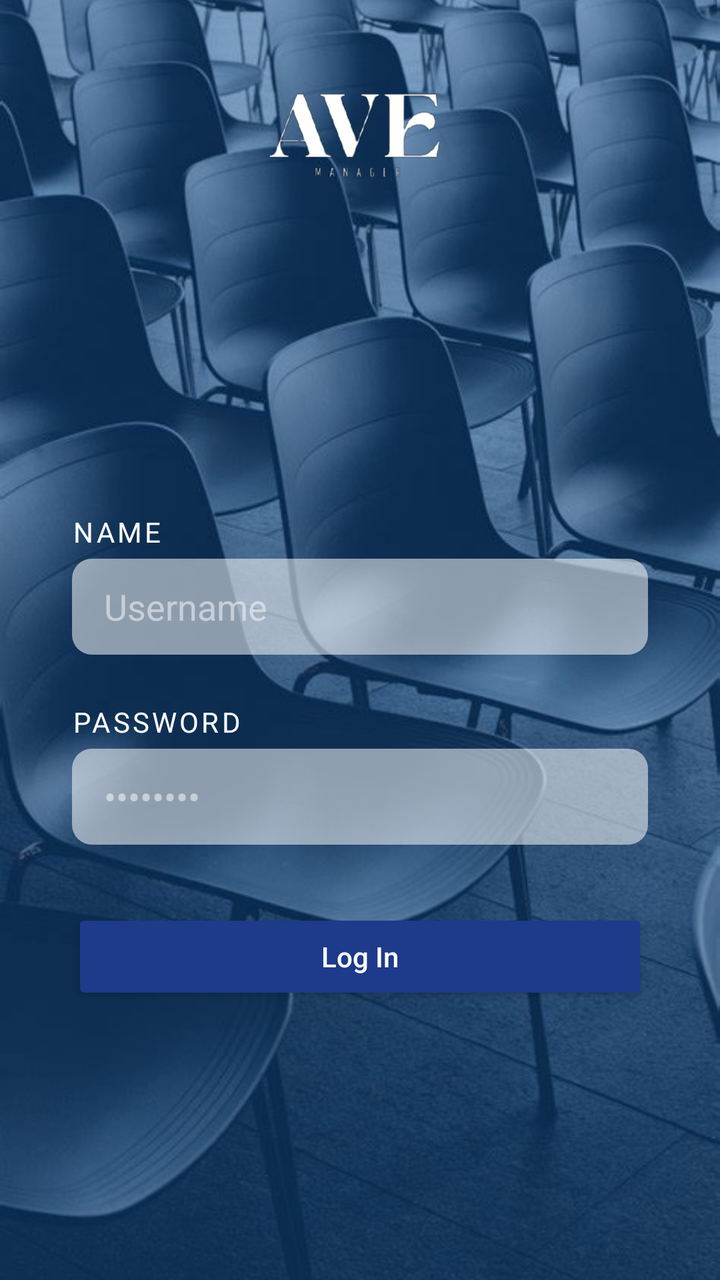
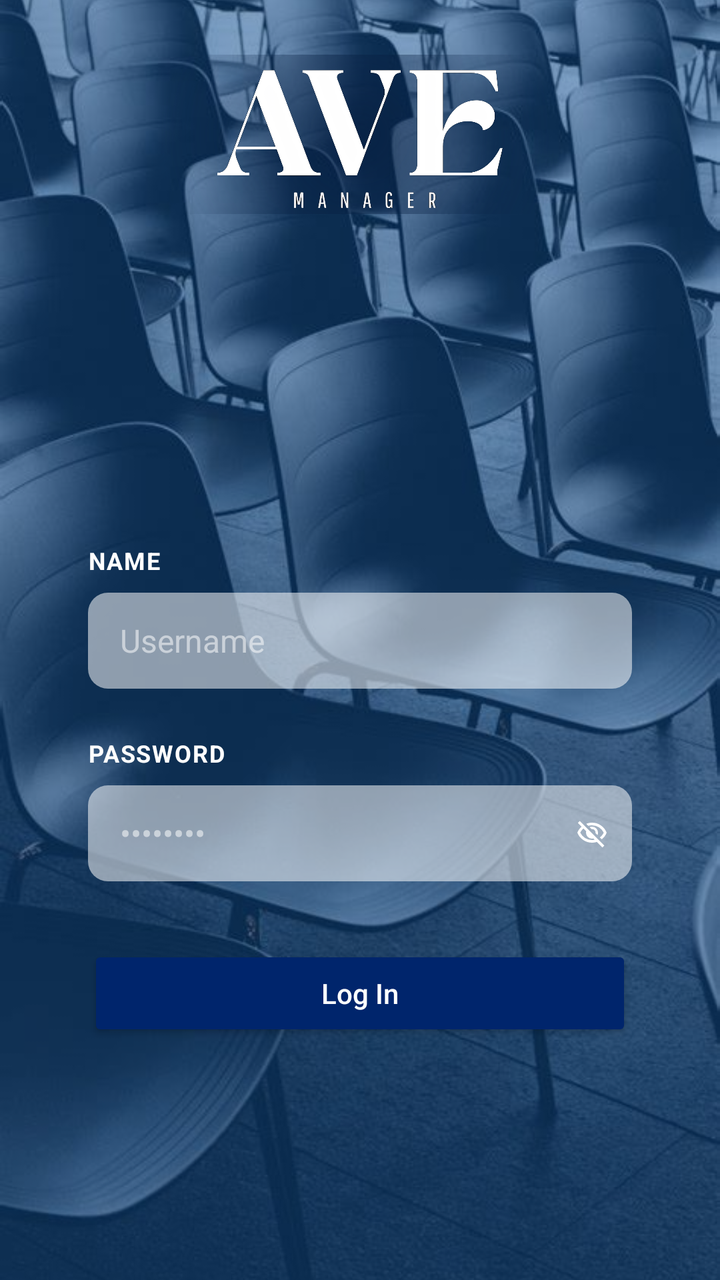

Two renders of the same Android screen: before a commit and after it. Below are the layout's source before the change and the commit's diff.
<!-- AndroidManifest.xml: application theme Theme.AVEManagerMobile -->
<!-- res/layout/fragment_sign_in.xml -->
<?xml version="1.0" encoding="utf-8"?>
<androidx.constraintlayout.widget.ConstraintLayout
    xmlns:android="http://schemas.android.com/apk/res/android"
    xmlns:app="http://schemas.android.com/apk/res-auto"
    xmlns:tools="http://schemas.android.com/tools"
    android:id="@+id/sign_in_fragment"
    android:layout_width="match_parent"
    android:layout_height="match_parent"
    tools:context=".ui.activity.LoginPageActivity">

    
    <androidx.constraintlayout.widget.Guideline
        android:id="@+id/guideline_start"
        android:layout_width="wrap_content"
        android:layout_height="wrap_content"
        android:orientation="vertical"
        app:layout_constraintGuide_percent="0.1" />

    
    <androidx.constraintlayout.widget.Guideline
        android:id="@+id/guideline_end"
        android:layout_width="wrap_content"
        android:layout_height="wrap_content"
        android:orientation="vertical"
        app:layout_constraintGuide_percent="0.9" />

    
    <androidx.constraintlayout.widget.Guideline
        android:id="@+id/guideline_top_logo"
        android:layout_width="wrap_content"
        android:layout_height="wrap_content"
        android:orientation="horizontal"
        app:layout_constraintGuide_percent="0.01" />

    
    <androidx.constraintlayout.widget.Guideline
        android:id="@+id/guideline_bottom_logo"
        android:layout_width="wrap_content"
        android:layout_height="wrap_content"
        android:orientation="horizontal"
        app:layout_constraintGuide_percent="0.2" />

    
    <androidx.constraintlayout.widget.Guideline
        android:id="@+id/guideline_top_box"
        android:layout_width="wrap_content"
        android:layout_height="wrap_content"
        android:orientation="horizontal"
        app:layout_constraintGuide_percent="0.4" />

    
    <ImageView
        android:id="@+id/image_background"
        android:layout_width="0dp"
        android:layout_height="0dp"
        android:scaleType="centerCrop"
        android:src="@drawable/sign_in_bg"
        app:layout_constraintTop_toTopOf="parent"
        app:layout_constraintBottom_toBottomOf="parent"
        app:layout_constraintStart_toStartOf="parent"
        app:layout_constraintEnd_toEndOf="parent" />

    
    <View
        android:id="@+id/blue_overlay"
        android:layout_width="0dp"
        android:layout_height="0dp"
        android:background="#80004388"
        app:layout_constraintTop_toTopOf="parent"
        app:layout_constraintBottom_toBottomOf="parent"
        app:layout_constraintStart_toStartOf="parent"
        app:layout_constraintEnd_toEndOf="parent" />

    
    <FrameLayout
        android:id="@+id/logo_container"
        android:layout_width="0dp"
        android:layout_height="0dp"
        app:layout_constraintTop_toTopOf="@id/guideline_top_logo"
        app:layout_constraintBottom_toBottomOf="@id/guideline_bottom_logo"
        app:layout_constraintStart_toStartOf="@id/guideline_start"
        app:layout_constraintEnd_toEndOf="@id/guideline_end">

        
        <ImageView
            android:id="@+id/text_logo"
            android:layout_width="match_parent"
            android:layout_height="wrap_content"
            android:adjustViewBounds="true"
            android:scaleType="fitCenter"
            android:src="@drawable/logo_welcome" />
    </FrameLayout>

    
    <LinearLayout
        android:id="@+id/input_container"
        android:layout_width="0dp"
        android:layout_height="wrap_content"
        android:orientation="vertical"
        app:layout_constraintTop_toBottomOf="@id/guideline_top_box"
        app:layout_constraintStart_toStartOf="@id/guideline_start"
        app:layout_constraintEnd_toEndOf="@id/guideline_end"
        android:layout_marginTop="0.05dp">

        
        <TextView
            android:id="@+id/labelName"
            android:layout_width="match_parent"
            android:layout_height="wrap_content"
            android:text="NAME"
            android:textColor="@android:color/white"
            android:textSize="14sp"
            android:letterSpacing="0.1"
            android:layout_marginBottom="4dp" />

        
        <EditText
            android:id="@+id/editTextName"
            android:layout_width="match_parent"
            android:layout_height="48dp"
            android:hint="Username"
            android:textColor="@android:color/white"
            android:textColorHint="#80FFFFFF"
            android:background="@drawable/bg_input_transparent"
            android:paddingHorizontal="16dp"
            android:inputType="textPersonName" />

        
        <TextView
            android:id="@+id/labelPassword"
            android:layout_width="match_parent"
            android:layout_height="wrap_content"
            android:text="PASSWORD"
            android:textColor="@android:color/white"
            android:textSize="14sp"
            android:letterSpacing="0.1"
            android:layout_marginTop="24dp"
            android:layout_marginBottom="4dp" />

        
        <EditText
            android:id="@+id/editTextPassword"
            android:layout_width="match_parent"
            android:layout_height="48dp"
            android:hint="••••••••"
            android:textColor="@android:color/white"
            android:textColorHint="#80FFFFFF"
            android:background="@drawable/bg_input_transparent"
            android:paddingHorizontal="16dp"
            android:inputType="textPassword" />

        
        <Button
            android:id="@+id/buttonLogin"
            android:layout_width="match_parent"
            android:layout_height="48dp"
            android:text="Log In"
            android:textAllCaps="false"
            android:backgroundTint="#1E3A8A"
            android:textColor="@android:color/white"
            android:layout_marginTop="32dp" />
    </LinearLayout>

</androidx.constraintlayout.widget.ConstraintLayout>
<!-- resources referenced by this layout -->
<resources>
  <!-- drawable logo_welcome: png bitmap (drawable, 83883 bytes) -->
  <color name="md_theme_primary">#00256C</color>
  <color name="md_theme_onPrimary">#FFFFFF</color>
  <color name="md_theme_primaryContainer">#0B3A96</color>
  <color name="md_theme_onPrimaryContainer">#8FAAFF</color>
  <color name="md_theme_secondary">#525D82</color>
  <color name="md_theme_onSecondary">#FFFFFF</color>
  <color name="md_theme_secondaryContainer">#C8D3FE</color>
  <color name="md_theme_onSecondaryContainer">#4F5A7F</color>
  <color name="md_theme_tertiary">#00091E</color>
  <color name="md_theme_onTertiary">#FFFFFF</color>
  <color name="md_theme_tertiaryContainer">#001F4B</color>
  <color name="md_theme_onTertiaryContainer">#7188BA</color>
  <color name="md_theme_error">#BA1A1A</color>
  <color name="md_theme_onError">#FFFFFF</color>
  <color name="md_theme_errorContainer">#FFDAD6</color>
  <color name="md_theme_onErrorContainer">#93000A</color>
  <color name="md_theme_background">#FAF8FF</color>
  <color name="md_theme_onBackground">#1A1B21</color>
  <color name="md_theme_surface">#FAF8FF</color>
  <color name="md_theme_onSurface">#1A1B21</color>
  <color name="md_theme_surfaceVariant">#E0E2F0</color>
  <color name="md_theme_onSurfaceVariant">#444652</color>
  <color name="md_theme_outline">#747683</color>
  <color name="md_theme_outlineVariant">#C4C6D4</color>
  <color name="md_theme_inverseSurface">#2F3036</color>
  <color name="md_theme_inverseOnSurface">#F1F0F8</color>
  <color name="md_theme_inversePrimary">#B4C5FF</color>
  <color name="md_theme_primaryFixed">#DBE1FF</color>
  <color name="md_theme_onPrimaryFixed">#00174B</color>
  <color name="md_theme_primaryFixedDim">#B4C5FF</color>
  <color name="md_theme_secondaryFixed">#DBE1FF</color>
  <color name="md_theme_onSecondaryFixed">#0D1A3B</color>
  <color name="md_theme_secondaryFixedDim">#BAC5F0</color>
  <color name="md_theme_tertiaryFixed">#D8E2FF</color>
  <color name="md_theme_onTertiaryFixed">#001A41</color>
  <color name="md_theme_tertiaryFixedDim">#AFC6FC</color>
  <color name="md_theme_surfaceDim">#DAD9E1</color>
  <color name="md_theme_surfaceBright">#FAF8FF</color>
  <color name="md_theme_surfaceContainerLow">#F4F3FB</color>
  <color name="md_theme_surfaceContainer">#EEEDF5</color>
  <color name="md_theme_surfaceContainerHigh">#E8E7F0</color>
  <color name="colorCustomColor1">#002D5F</color>
  <color name="colorOnCustomColor1">#FFFFFF</color>
  <color name="colorCustomColor1Container">#004388</color>
  <color name="colorOnCustomColor1Container">#86B2FE</color>
  <!-- unchanged entries left out for length: 8 -->
</resources>

<!-- the commit's change to res/layout/fragment_sign_in.xml (unified diff, before → after) -->
@@ -71,26 +71,40 @@
         app:layout_constraintStart_toStartOf="parent"
         app:layout_constraintEnd_toEndOf="parent" />
 
+
     
     <FrameLayout
         android:id="@+id/logo_container"
         android:layout_width="0dp"
         android:layout_height="0dp"
+        app:layout_constraintVertical_bias="0.5"
         app:layout_constraintTop_toTopOf="@id/guideline_top_logo"
         app:layout_constraintBottom_toBottomOf="@id/guideline_bottom_logo"
         app:layout_constraintStart_toStartOf="@id/guideline_start"
-        app:layout_constraintEnd_toEndOf="@id/guideline_end">
-
+        app:layout_constraintEnd_toEndOf="@id/guideline_end"
+        app:layout_constraintDimensionRatio="H,713:198"> 
+
+        
+
+        <ImageView
+            android:id="@+id/radial_underlay"
+            android:layout_width="match_parent"
+            android:layout_height="match_parent"
+            android:scaleType="fitCenter"
+            android:src="@drawable/radial_underlay" />
         
         <ImageView
             android:id="@+id/text_logo"
             android:layout_width="match_parent"
-            android:layout_height="wrap_content"
+            android:layout_height="match_parent"
+            android:scaleType="fitCenter"
             android:adjustViewBounds="true"
-            android:scaleType="fitCenter"
             android:src="@drawable/logo_welcome" />
+
     </FrameLayout>
 
+
+    
     
     <LinearLayout
         android:id="@+id/input_container"
@@ -100,7 +114,8 @@
         app:layout_constraintTop_toBottomOf="@id/guideline_top_box"
         app:layout_constraintStart_toStartOf="@id/guideline_start"
         app:layout_constraintEnd_toEndOf="@id/guideline_end"
-        android:layout_marginTop="0.05dp">
+        android:layout_marginTop="16dp"
+        android:paddingHorizontal="8dp">
 
         
         <TextView
@@ -108,10 +123,11 @@
             android:layout_width="match_parent"
             android:layout_height="wrap_content"
             android:text="NAME"
-            android:textColor="@android:color/white"
-            android:textSize="14sp"
-            android:letterSpacing="0.1"
-            android:layout_marginBottom="4dp" />
+            android:textColor="?attr/colorOnPrimary"
+            android:textSize="12sp"
+            android:letterSpacing="0.05"
+            android:layout_marginBottom="8dp"
+            android:textStyle="bold" />
 
         
         <EditText
@@ -119,11 +135,13 @@
             android:layout_width="match_parent"
             android:layout_height="48dp"
             android:hint="Username"
-            android:textColor="@android:color/white"
-            android:textColorHint="#80FFFFFF"
+            android:textSize="16sp"
+            android:textColor="?attr/colorOnPrimary"
+            android:textColorHint="@color/md_theme_onPrimary_semiTransparent"
             android:background="@drawable/bg_input_transparent"
             android:paddingHorizontal="16dp"
-            android:inputType="textPersonName" />
+            android:inputType="textPersonName"
+            android:layout_marginBottom="24dp" />
 
         
         <TextView
@@ -131,23 +149,40 @@
             android:layout_width="match_parent"
             android:layout_height="wrap_content"
             android:text="PASSWORD"
-            android:textColor="@android:color/white"
-            android:textSize="14sp"
-            android:letterSpacing="0.1"
-            android:layout_marginTop="24dp"
-            android:layout_marginBottom="4dp" />
-
-        
-        <EditText
-            android:id="@+id/editTextPassword"
-            android:layout_width="match_parent"
-            android:layout_height="48dp"
-            android:hint="••••••••"
-            android:textColor="@android:color/white"
-            android:textColorHint="#80FFFFFF"
-            android:background="@drawable/bg_input_transparent"
-            android:paddingHorizontal="16dp"
-            android:inputType="textPassword" />
+            android:textColor="?attr/colorOnPrimary"
+            android:textSize="12sp"
+            android:letterSpacing="0.05"
+            android:layout_marginBottom="8dp"
+            android:textStyle="bold" />
+
+        
+        <RelativeLayout
+            android:layout_width="match_parent"
+            android:layout_height="48dp">
+
+            <EditText
+                android:id="@+id/editTextPassword"
+                android:layout_width="match_parent"
+                android:layout_height="match_parent"
+                android:hint="••••••••"
+                android:textSize="16sp"
+                android:textColor="?attr/colorOnPrimary"
+                android:textColorHint="@color/md_theme_onPrimary_semiTransparent"
+                android:background="@drawable/bg_input_transparent"
+                android:paddingHorizontal="16dp"
+                android:inputType="textPassword"
+                android:paddingEnd="48dp" />
+
+            <ImageView
+                android:id="@+id/toggle_password"
+                android:layout_width="16dp"
+                android:layout_height="16dp"
+                android:layout_alignParentEnd="true"
+                android:layout_centerVertical="true"
+                android:layout_marginEnd="12dp"
+                android:src="@drawable/ic_visibility_off"
+                android:contentDescription="Show password" />
+        </RelativeLayout>
 
         
         <Button
@@ -156,9 +191,62 @@
             android:layout_height="48dp"
             android:text="Log In"
             android:textAllCaps="false"
-            android:backgroundTint="#1E3A8A"
-            android:textColor="@android:color/white"
-            android:layout_marginTop="32dp" />
+            android:backgroundTint="?attr/colorPrimary"
+            android:textColor="?attr/colorOnPrimary"
+            android:layout_marginTop="32dp"
+            android:fontFamily="sans-serif-medium" />
+
+
+
+
+
+
+
+
+
+
+
+
+
+
+
+
+
+
+
+
+
+
+
+
+
+
+
+
+
+
+
+
+
+
+
     </LinearLayout>
 
+    <FrameLayout
+        android:id="@+id/loadingOverlay"
+        android:layout_width="match_parent"
+        android:layout_height="match_parent"
+        android:background="#B3000000"
+        android:visibility="gone"
+        android:clickable="true"
+        android:focusable="true">
+
+    
+        <ProgressBar
+            android:id="@+id/centerProgressBar"
+            style="@android:style/Widget.DeviceDefault.Light.ProgressBar.Large"
+            android:layout_width="wrap_content"
+            android:layout_height="wrap_content"
+            android:layout_gravity="center" />
+    </FrameLayout>
 </androidx.constraintlayout.widget.ConstraintLayout>
<!-- resource entries referenced after the edit -->
@@ -1,6 +1,30 @@
 <!-- resources referenced by this layout -->
 <resources>
-  <!-- drawable logo_welcome: png bitmap (drawable, 83883 bytes) -->
+  <color name="md_theme_onPrimary_semiTransparent">#88FFFFFF</color>
+  <!-- drawable ic_visibility_off (drawable) -->
+  <vector xmlns:android="http://schemas.android.com/apk/res/android"
+      android:width="24dp"
+      android:height="24dp"
+      android:viewportWidth="960"
+      android:viewportHeight="960">
+    <path
+        android:pathData="m644,532 l-58,-58q9,-47 -27,-88t-93,-32l-58,-58q17,-8 34.5,-12t37.5,-4q75,0 127.5,52.5T660,460q0,20 -4,37.5T644,532ZM772,658 L714,602q38,-29 67.5,-63.5T832,460q-50,-101 -143.5,-160.5T480,240q-29,0 -57,4t-55,12l-62,-62q41,-17 84,-25.5t90,-8.5q151,0 269,83.5T920,460q-23,59 -60.5,109.5T772,658ZM792,904L624,738q-35,11 -70.5,16.5T480,760q-151,0 -269,-83.5T40,460q21,-53 53,-98.5t73,-81.5L56,168l56,-56 736,736 -56,56ZM222,336q-29,26 -53,57t-41,67q50,101 143.5,160.5T480,680q20,0 39,-2.5t39,-5.5l-36,-38q-11,3 -21,4.5t-21,1.5q-75,0 -127.5,-52.5T300,460q0,-11 1.5,-21t4.5,-21l-84,-82ZM541,429ZM390,504Z"
+        android:fillColor="#FFFFFF"/>
+  </vector>
+  <!-- drawable logo_welcome: png bitmap (drawable, 128285 bytes) -->
+  <!-- drawable radial_underlay (drawable) -->
+  <?xml version="1.0" encoding="utf-8"?>
+  <shape xmlns:android="http://schemas.android.com/apk/res/android"
+      android:shape="rectangle">
+      <gradient
+          android:type="radial"
+          android:centerX="50%"
+          android:centerY="50%"
+          android:gradientRadius="100dp"
+          android:startColor="#aa051d40"
+          android:endColor="#00051d40"
+          android:useLevel="false" />
+  </shape>
   <color name="md_theme_primary">#00256C</color>
   <color name="md_theme_onPrimary">#FFFFFF</color>
   <color name="md_theme_primaryContainer">#0B3A96</color>
